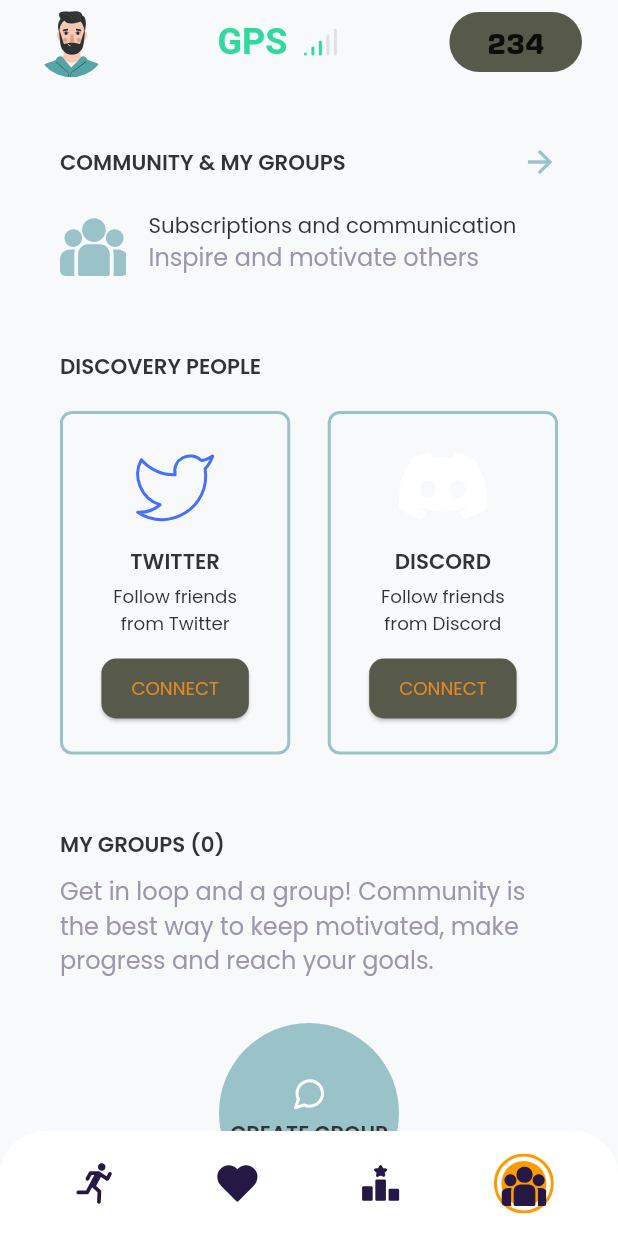
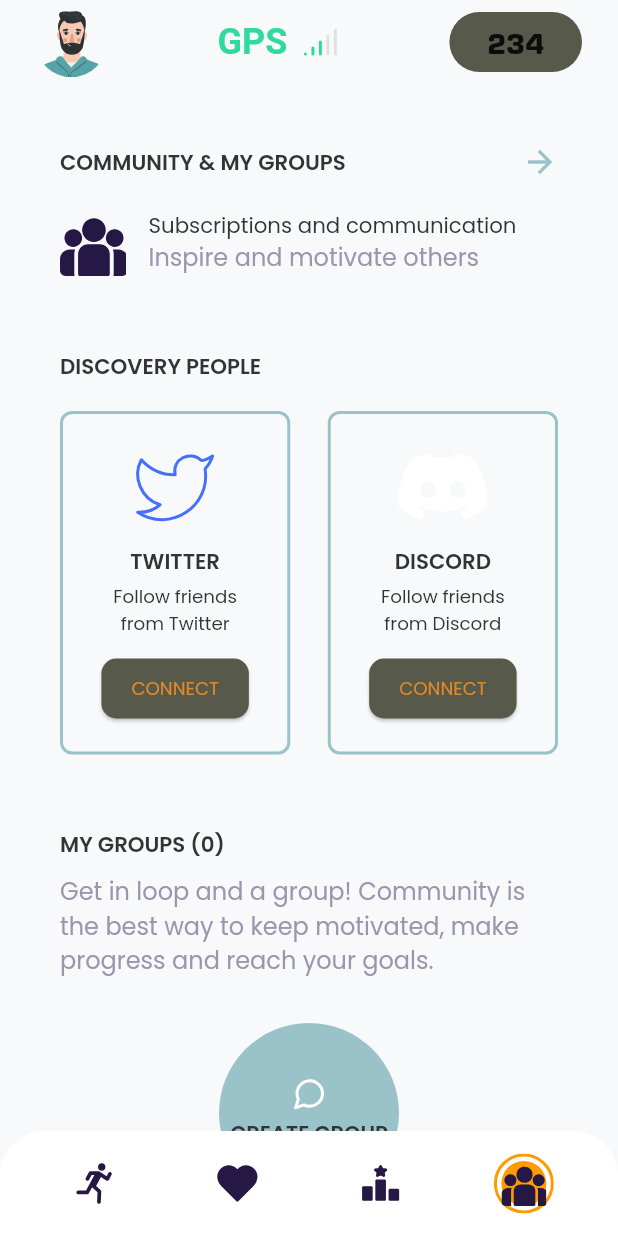
Before and after one commit to Alisherro/tracksync, a Flutter app: the screen it shows after launch, item 4 of the bottom bar chosen, on a phone screen of 412 x 824 dp. Run offline on Flutter 3.47's test engine with Material 2 defaults, Android fonts, the light colour scheme and no system bars; drawn by our look-alikes of oktoast; our stand-ins replace bloc, cached_network_image, dartz, dio, equatable, fl_chart and 13 more; accounts and stored records are empty; generated files the repository leaves out were written again; project files that could hold a hidden picture were left out.

```diff
--- a/lib/features/group/presentation/groups_screen.dart
+++ b/lib/features/group/presentation/groups_screen.dart
@@ -55,7 +55,7 @@ class GroupsScreen extends StatelessWidget {
                         children: [
                           SvgPicture.asset(
                             Images.teamIcon,
-                            color: Palette.redColor,
+                            // color: Palette.redColor,
                             width: 44,
                             height: 44,
                           ),
```
